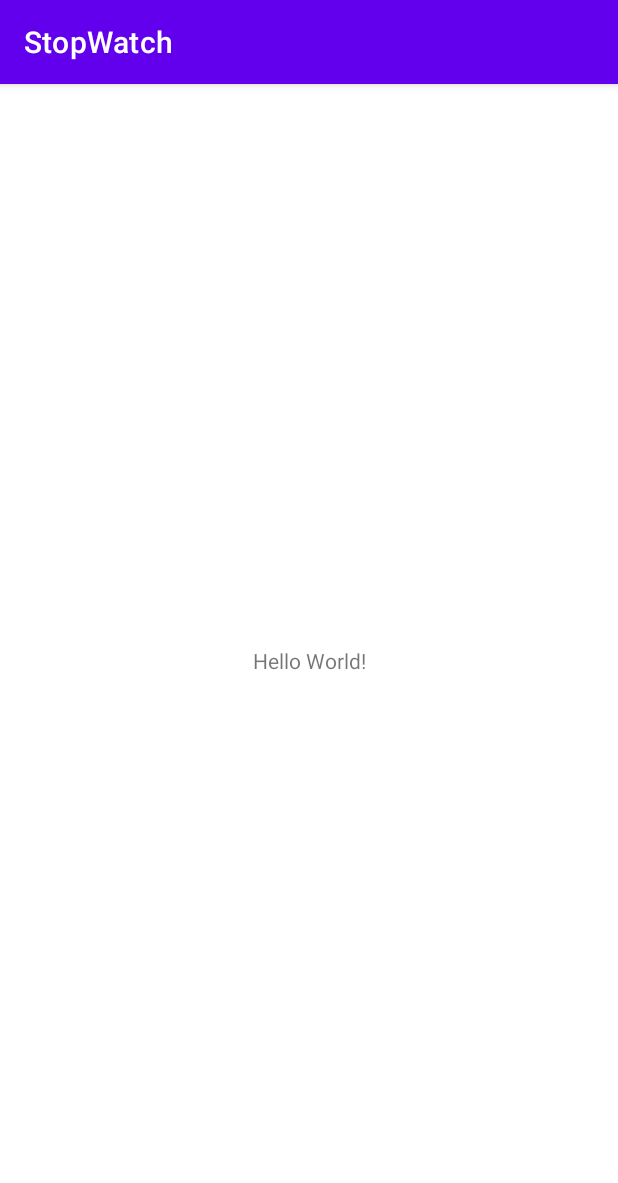
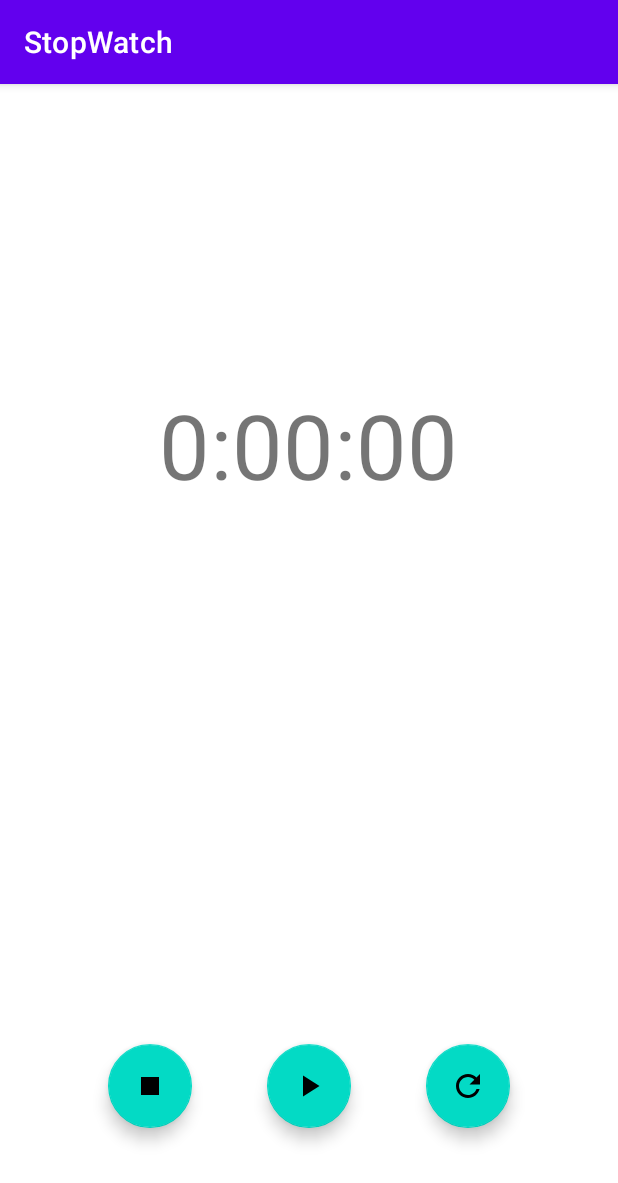
Before and after one commit to menabaddo/Stop_Watch, an Android app: the screen it shows after launch (MainActivity), on a phone screen of 412 x 824 dp. Shown: the top 1183 px of the screen. Run offline under Robolectric (Android 15) with nearby library versions, the phone set to English and light mode, and no system bars.

Commit message:
Start, Stop and reset works perfectly

```diff
--- a/app/build.gradle
+++ b/app/build.gradle
@@ -30,8 +30,8 @@ android {
 
 dependencies {
 
-    implementation 'androidx.appcompat:appcompat:1.6.0'
-    implementation 'com.google.android.material:material:1.7.0'
+    implementation 'androidx.appcompat:appcompat:1.4.1'
+    implementation 'com.google.android.material:material:1.6.0'
     implementation 'androidx.constraintlayout:constraintlayout:2.1.4'
     testImplementation 'junit:junit:4.+'
     androidTestImplementation 'androidx.test.ext:junit:1.1.5'
--- a/app/src/main/AndroidManifest.xml
+++ b/app/src/main/AndroidManifest.xml
@@ -8,8 +8,11 @@
         android:label="@string/app_name"
         android:roundIcon="@mipmap/ic_launcher_round"
         android:supportsRtl="true"
+
+
+
         android:theme="@style/Theme.StopWatch">
-        <activity android:name=".MainActivity">
+        <activity android:name=".MainActivity"   android:exported="true">
             <intent-filter>
                 <action android:name="android.intent.action.MAIN" />
 
--- a/app/src/main/java/com/example/stopwatch/MainActivity.java
+++ b/app/src/main/java/com/example/stopwatch/MainActivity.java
@@ -1,14 +1,102 @@
 package com.example.stopwatch;
 
+import androidx.annotation.NonNull;
 import androidx.appcompat.app.AppCompatActivity;
 
 import android.os.Bundle;
+import android.os.Handler;
+import android.os.PersistableBundle;
+import android.view.View;
+import android.widget.TextView;
+
+import java.util.Locale;
 
 public class MainActivity extends AppCompatActivity {
-
+        private int seconds;
+        private boolean running;
+        private boolean wasRunning;
     @Override
     protected void onCreate(Bundle savedInstanceState) {
         super.onCreate(savedInstanceState);
         setContentView(R.layout.activity_main);
+
+        if(savedInstanceState != null){
+            savedInstanceState.getInt("seconds");
+            savedInstanceState.getBoolean("running");
+            savedInstanceState.getBoolean("wasRunning");
+
+
+        }
+
+
+        runTimer();
+    }
+
+    public void onStart(View view){
+        running = true;
+
+    }
+
+    public void onStop(View view){
+        running = false;
+
+    }
+
+    public void onReset(View view){
+        running = false;
+        seconds=0;
+
+    }
+
+    public void onPause(View view){
+        super.onPause();
+        wasRunning = running;
+        running = false;
+
+    }
+
+    protected void onResume(){
+        super.onResume();
+        if(wasRunning){
+            running = true;
+        }
+
+    }
+
+
+    @Override
+    public void onSaveInstanceState(@NonNull Bundle outState) {
+        super.onSaveInstanceState(outState);
+
+        outState.putInt("seconds", seconds);
+        outState.putBoolean("running", running);
+        outState.putBoolean("wasRunning", wasRunning);
+    }
+
+    private void runTimer(){
+
+        TextView timeView = findViewById(R.id.textView);
+
+        Handler handler = new Handler();
+
+        handler.post(new Runnable() {
+            @Override
+            public void run() {
+                int hours = seconds / 3600;
+                int minutes = (seconds % 3600) /60;
+                int secs = seconds % 60;
+
+                String time = String.format(Locale.getDefault(), "%d:%02d:%02d", hours, minutes, secs);
+
+                timeView.setText(time);
+
+                if(running){
+                    seconds++;
+                }
+
+                handler.postDelayed(this, 1000);
+            }
+        });
+
     }
 }
--- /dev/null
+++ b/app/src/main/res/drawable/ic_play.xml
@@ -0,0 +1,5 @@
+<vector android:height="24dp" android:tint="#FFFFFF"
+    android:viewportHeight="24" android:viewportWidth="24"
+    android:width="24dp" xmlns:android="http://schemas.android.com/apk/res/android">
+    <path android:fillColor="@android:color/white" android:pathData="M8,5v14l11,-7z"/>
+</vector>
--- /dev/null
+++ b/app/src/main/res/drawable/ic_reset.xml
@@ -0,0 +1,5 @@
+<vector android:height="24dp" android:tint="#FFFFFF"
+    android:viewportHeight="24" android:viewportWidth="24"
+    android:width="24dp" xmlns:android="http://schemas.android.com/apk/res/android">
+    <path android:fillColor="@android:color/white" android:pathData="M17.65,6.35C16.2,4.9 14.21,4 12,4c-4.42,0 -7.99,3.58 -7.99,8s3.57,8 7.99,8c3.73,0 6.84,-2.55 7.73,-6h-2.08c-0.82,2.33 -3.04,4 -5.65,4 -3.31,0 -6,-2.69 -6,-6s2.69,-6 6,-6c1.66,0 3.14,0.69 4.22,1.78L13,11h7V4l-2.35,2.35z"/>
+</vector>
--- /dev/null
+++ b/app/src/main/res/drawable/ic_stop.xml
@@ -0,0 +1,5 @@
+<vector android:height="24dp" android:tint="#FFFFFF"
+    android:viewportHeight="24" android:viewportWidth="24"
+    android:width="24dp" xmlns:android="http://schemas.android.com/apk/res/android">
+    <path android:fillColor="@android:color/white" android:pathData="M6,6h12v12H6z"/>
+</vector>
--- a/app/src/main/res/layout/activity_main.xml
+++ b/app/src/main/res/layout/activity_main.xml
@@ -4,15 +4,64 @@
     xmlns:tools="http://schemas.android.com/tools"
     android:layout_width="match_parent"
     android:layout_height="match_parent"
+    android:background="@color/white"
     tools:context=".MainActivity">
 
+<RelativeLayout
+    android:layout_width="match_parent"
+    android:layout_height="match_parent">
+
     <TextView
+        android:id="@+id/textView"
         android:layout_width="wrap_content"
         android:layout_height="wrap_content"
-        android:text="Hello World!"
-        app:layout_constraintBottom_toBottomOf="parent"
-        app:layout_constraintLeft_toLeftOf="parent"
-        app:layout_constraintRight_toRightOf="parent"
-        app:layout_constraintTop_toTopOf="parent" />
+        android:text="0:00:00"
+        android:textSize="60sp"
+        android:layout_centerHorizontal="true"
+        android:layout_marginTop="200dp"/>
+
+    <com.google.android.material.floatingactionbutton.FloatingActionButton
+        android:id="@+id/stop"
+        android:layout_width="wrap_content"
+        android:layout_height="wrap_content"
+        android:src="@drawable/ic_stop"
+        android:layout_margin="72dp"
+        android:layout_alignParentStart="true"
+        android:layout_alignParentBottom="true"
+        android:onClick="onStop"
+
+        tools:ignore="OnClick"
+        android:layout_alignParentLeft="true" />
+
+    <com.google.android.material.floatingactionbutton.FloatingActionButton
+        android:id="@+id/play"
+        android:layout_width="wrap_content"
+        android:layout_height="wrap_content"
+        android:src="@drawable/ic_play"
+        android:layout_margin="72dp"
+        android:layout_centerInParent="true"
+        android:layout_alignParentBottom="true"
+        android:onClick="onStart"
+
+     />
+
+    <com.google.android.material.floatingactionbutton.FloatingActionButton
+        android:id="@+id/reset"
+        android:layout_width="wrap_content"
+        android:layout_height="wrap_content"
+        android:src="@drawable/ic_reset"
+        android:layout_margin="72dp"
+        android:layout_alignParentEnd="true"
+        android:layout_alignParentBottom="true"
+        android:onClick="onReset"
+
+        tools:ignore="OnClick"
+        android:layout_alignParentRight="true" />
+
+
+
+
+
+</RelativeLayout>
 
 </androidx.constraintlayout.widget.ConstraintLayout>
```
Also changed, not shown: app/src/main/ic_play-playstore.png (added), app/src/main/ic_reset-playstore.png (added), app/src/main/ic_stop-playstore.png (added).
